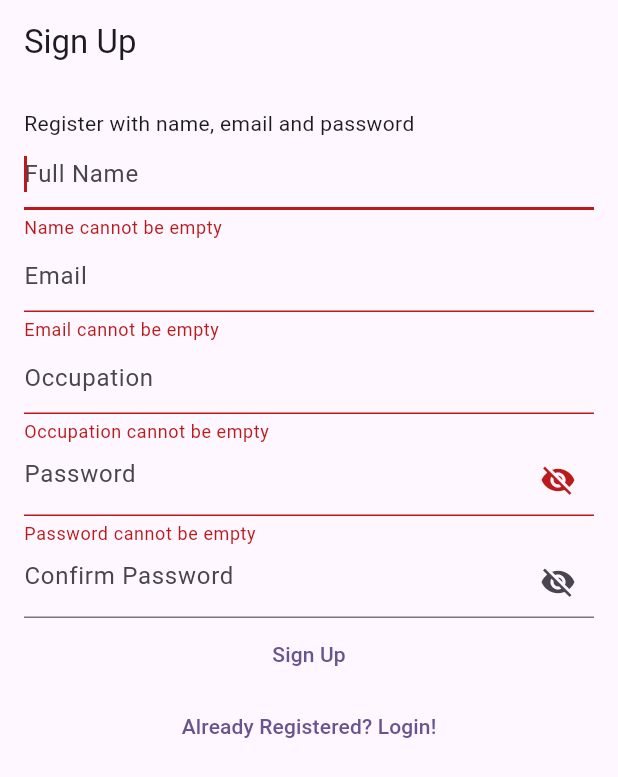
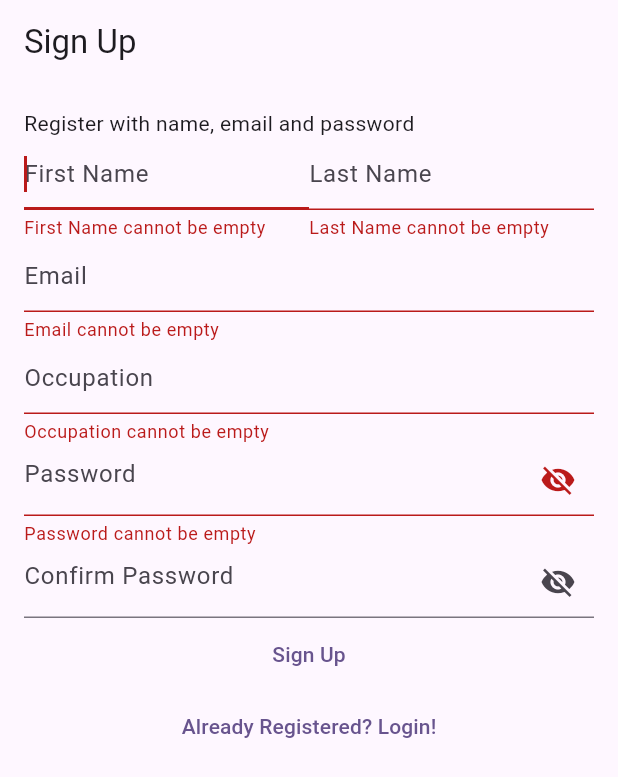
Before and after one commit to Mandeep-Thapa/Udharo, a Flutter app: the screen it shows after launch, after a tap on "Sign Up", on a phone screen of 412 x 824 dp. Shown: the top 777 px of the screen. Run offline on Flutter 3.47's test engine with Material 3 defaults, Android fonts, the phone set to English and light mode, and no system bars; our stand-ins replace bloc, cached_network_image, dio, equatable, flutter_bloc, flutter_cache_manager and 2 more; missing offline and left inert: khalti_flutter; network calls fail.

```diff
--- a/client/lib/main.dart
+++ b/client/lib/main.dart
@@ -72,6 +72,7 @@ class _MyAppState extends State<MyApp> {
         BlocProvider<BrowseBorrowRequestBloc>(
           create: (context) => BrowseBorrowRequestBloc(
             BorrowRepository(),
+            UserRepository(),
           ),
         ),
         BlocProvider<BorrowHistoryBloc>(
--- a/client/lib/service/browse_borrow_requests_bloc/browse_borrow_request_bloc.dart
+++ b/client/lib/service/browse_borrow_requests_bloc/browse_borrow_request_bloc.dart
@@ -2,7 +2,9 @@ import 'package:bloc/bloc.dart';
 import 'package:equatable/equatable.dart';
 import 'package:flutter/material.dart';
 import 'package:udharo/data/model/browse_borrow_model.dart';
+import 'package:udharo/data/model/user_profile_model.dart';
 import 'package:udharo/data/repository/borrow_repository.dart';
+import 'package:udharo/data/repository/user_repository.dart';
 
 part 'browse_borrow_request_event.dart';
 part 'browse_borrow_request_state.dart';
@@ -10,14 +12,23 @@ part 'browse_borrow_request_state.dart';
 class BrowseBorrowRequestBloc
     extends Bloc<BrowseBorrowRequestEvent, BrowseBorrowRequestState> {
   final BorrowRepository _borrowRepository;
+  final UserRepository _userRepository;
 
-  BrowseBorrowRequestBloc(this._borrowRepository)
+  BrowseBorrowRequestBloc(this._borrowRepository, this._userRepository)
       : super(BrowseBorrowRequestStateInitial()) {
     on<BrowseBorrowRequestEventLoadRequests>(
       (event, emit) async {
         try {
           final borrowRequests = await _borrowRepository.fetchBorrowRequest();
-          emit(BrowseBorrowRequestStateLoaded(borrowRequests: borrowRequests));
+          try {
+            final user = await _userRepository.fetchUserProfile();
+            emit(BrowseBorrowRequestStateLoaded(
+              borrowRequests: borrowRequests,
+              user: user,
+            ));
+          } on Exception catch (e) {
+            emit(BrowseBorrowRequestStateError(e.toString()));
+          }
         } on Exception catch (e) {
           emit(BrowseBorrowRequestStateError(e.toString()));
         }
--- a/client/lib/service/browse_borrow_requests_bloc/browse_borrow_request_state.dart
+++ b/client/lib/service/browse_borrow_requests_bloc/browse_borrow_request_state.dart
@@ -7,8 +7,12 @@ final class BrowseBorrowRequestStateInitial extends BrowseBorrowRequestState {}
 
 final class BrowseBorrowRequestStateLoaded extends BrowseBorrowRequestState {
   final BrowseBorrowRequestModel borrowRequests;
+  final UserProfileModel user;
 
-  BrowseBorrowRequestStateLoaded({required this.borrowRequests});
+  BrowseBorrowRequestStateLoaded({
+    required this.borrowRequests,
+    required this.user,
+  });
 }
 
 final class BrowseBorrowRequestStateError extends BrowseBorrowRequestState {
--- a/client/lib/view/screens/home_page.dart
+++ b/client/lib/view/screens/home_page.dart
@@ -66,7 +66,7 @@ class _HomePageState extends State<HomePage> {
                   'Hello ${user?.userName ?? 'User'}',
                 ),
                 Text(
-                  'You have ${hasActiveTransaction ? 1 : 0} active transactions.',
+                  'You have ${hasActiveTransaction ? 'an' : 'no'} active transaction${hasActiveTransaction ? '' : 's'}.',
                 ),
 
                 // this button is for testing purpose
--- a/client/lib/view/screens/sign_up_screen.dart
+++ b/client/lib/view/screens/sign_up_screen.dart
@@ -16,7 +16,8 @@ class _SignUpScreenState extends State<SignUpScreen> {
   bool _isPasswordVisible = false;
 
   // text editing controllers
-  late final TextEditingController _nameController;
+  late final TextEditingController _firstNameController;
+  late final TextEditingController _lastNameController;
   late final TextEditingController _emailController;
   late final TextEditingController _occupationController;
   late final TextEditingController _passwordController;
@@ -25,7 +26,8 @@ class _SignUpScreenState extends State<SignUpScreen> {
   @override
   void initState() {
     // initialize text editing controllers
-    _nameController = TextEditingController();
+    _firstNameController = TextEditingController();
+    _lastNameController = TextEditingController();
     _emailController = TextEditingController();
     _occupationController = TextEditingController();
     _passwordController = TextEditingController();
@@ -36,7 +38,8 @@ class _SignUpScreenState extends State<SignUpScreen> {
 
   @override
   void dispose() {
-    _nameController.dispose();
+    _firstNameController.dispose();
+    _lastNameController.dispose();
     _emailController.dispose();
     _occupationController.dispose();
     _passwordController.dispose();
@@ -62,8 +65,19 @@ class _SignUpScreenState extends State<SignUpScreen> {
                   'Register with name, email and password',
                 ),
 
-                // name field
-                nameFormField(),
+                Row(
+                  children: [
+                    // first name field
+                    Expanded(
+                      child: firstNameFormField(),
+                    ),
+
+                    // last name field
+                    Expanded(
+                      child: lastNameFormField(),
+                    ),
+                  ],
+                ),
 
                 // email field
                 emailFormField(),
@@ -109,13 +123,12 @@ class _SignUpScreenState extends State<SignUpScreen> {
                               context: context,
                               message: 'Registration failed: ${state.message}',
                             );
-                          }else if(state is RegisterStateLoading){
+                          } else if (state is RegisterStateLoading) {
                             CustomToast().showToast(
                               context: context,
                               message: 'Loading...',
                             );
                           }
-
                         },
                         builder: (context, state) {
                           return TextButton(
@@ -124,7 +137,7 @@ class _SignUpScreenState extends State<SignUpScreen> {
                                 // form is valid
                                 context.read<RegisterBloc>().add(
                                       RegiserEventMakeRegistration(
-                                        name: _nameController.text,
+                                        name: '${_firstNameController.text} ${_lastNameController.text}',
                                         email: _emailController.text,
                                         occupation: _occupationController.text,
                                         password: _passwordController.text,
@@ -161,28 +174,56 @@ class _SignUpScreenState extends State<SignUpScreen> {
   }
 
   // form fields
-  TextFormField nameFormField() {
+  TextFormField firstNameFormField() {
     return TextFormField(
-      controller: _nameController,
+      controller: _firstNameController,
       enableSuggestions: false,
       autocorrect: false,
       autofocus: true,
       keyboardType: TextInputType.name,
       decoration: const InputDecoration(
-        hintText: 'Full Name',
+        hintText: 'First Name',
       ),
       validator: (value) {
         if (value!.isEmpty) {
-          return 'Name cannot be empty';
+          return 'First Name cannot be empty';
         }
         if (value.startsWith(RegExp(r'[0-9]'))) {
-          return 'Name name cannot start with a number';
+          return 'First name cannot start with a number';
         }
         bool nameValid = RegExp(
           r"^[a-zA-Z\-'. ]+$",
         ).hasMatch(value);
         if (!nameValid) {
-          return "Enter valid Name";
+          return "Enter valid First Name";
+        }
+        return null;
+      },
+    );
+  }
+
+  TextFormField lastNameFormField() {
+    return TextFormField(
+      controller: _lastNameController,
+      enableSuggestions: false,
+      autocorrect: false,
+      autofocus: true,
+      keyboardType: TextInputType.name,
+      decoration: const InputDecoration(
+        hintText: 'Last Name',
+      ),
+      validator: (value) {
+        if (value!.isEmpty) {
+          return 'Last Name cannot be empty';
+        }
+        if (value.startsWith(RegExp(r'[0-9]'))) {
+          return 'Last name cannot start with a number';
+        }
+        bool nameValid = RegExp(
+          r"^[a-zA-Z\-'. ]+$",
+        ).hasMatch(value);
+        if (!nameValid) {
+          return "Enter valid Last Name";
         }
         return null;
       },
```
Also changed, not shown: client/lib/view/screens/browse_borrow_requests_screen.dart (+53 -21 lines), client/lib/view/screens/kyc_form_screen.dart (+45 -8 lines).
